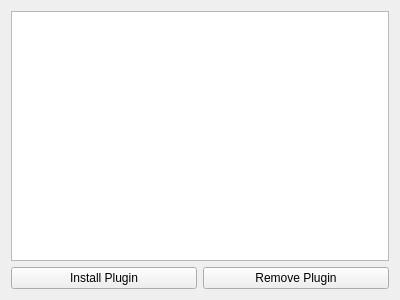
CalcProgrammer1/OpenRGB, file qt/OpenRGBPluginsPage/OpenRGBPluginsPage.ui: the form before one commit.
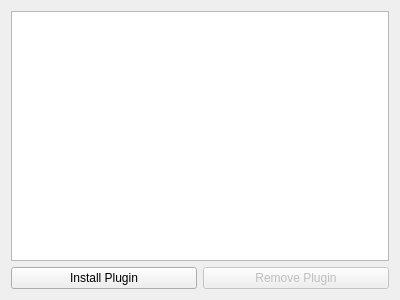
The form after the commit.

Commit message: Enable the remove plugin button only when a plugin is selected.

The edit to the form file:
```diff
--- a/qt/OpenRGBPluginsPage/OpenRGBPluginsPage.ui
+++ b/qt/OpenRGBPluginsPage/OpenRGBPluginsPage.ui
@@ -23,6 +23,9 @@
    </item>
    <item row="1" column="1">
     <widget class="QPushButton" name="RemovePluginButton">
+     <property name="enabled">
+      <bool>false</bool>
+     </property>
      <property name="text">
       <string>Remove Plugin</string>
      </property>
```
The commit also changes 2 other files.
